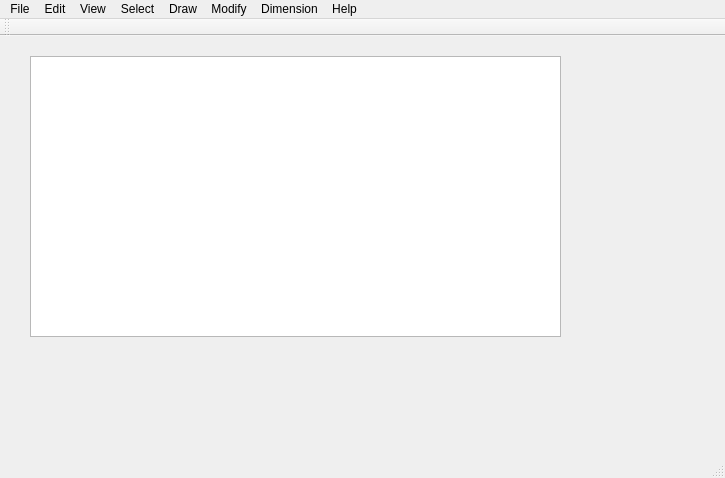
Old version of the form mainwindow.ui in the repository kamalpreetgrewal/gdcad.
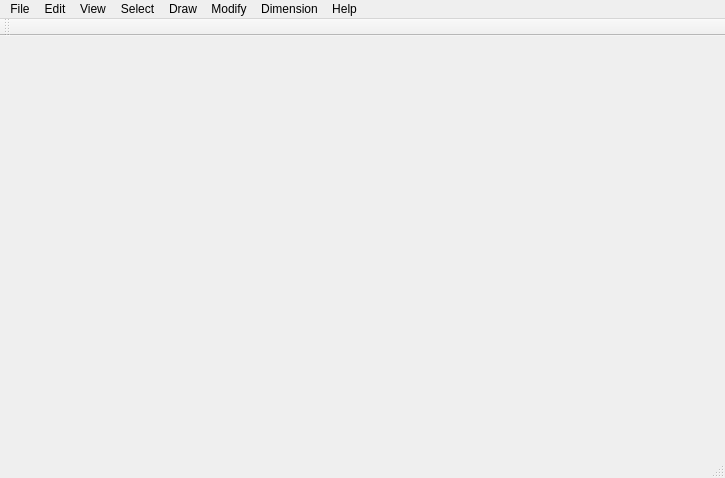
New version of the form.

The edit to the form file:
```diff
--- a/mainwindow.ui
+++ b/mainwindow.ui
@@ -16,18 +16,7 @@
   <property name="windowTitle">
    <string>MainWindow</string>
   </property>
-  <widget class="QWidget" name="centralWidget">
-   <widget class="QGraphicsView" name="graphicsView">
-    <property name="geometry">
-     <rect>
-      <x>30</x>
-      <y>20</y>
-      <width>531</width>
-      <height>281</height>
-     </rect>
-    </property>
-   </widget>
-  </widget>
+  <widget class="QWidget" name="centralWidget"/>
   <widget class="QMenuBar" name="menuBar">
    <property name="geometry">
     <rect>
```
Left out of the diff: 2 changed lines with no effect on the pictures.
